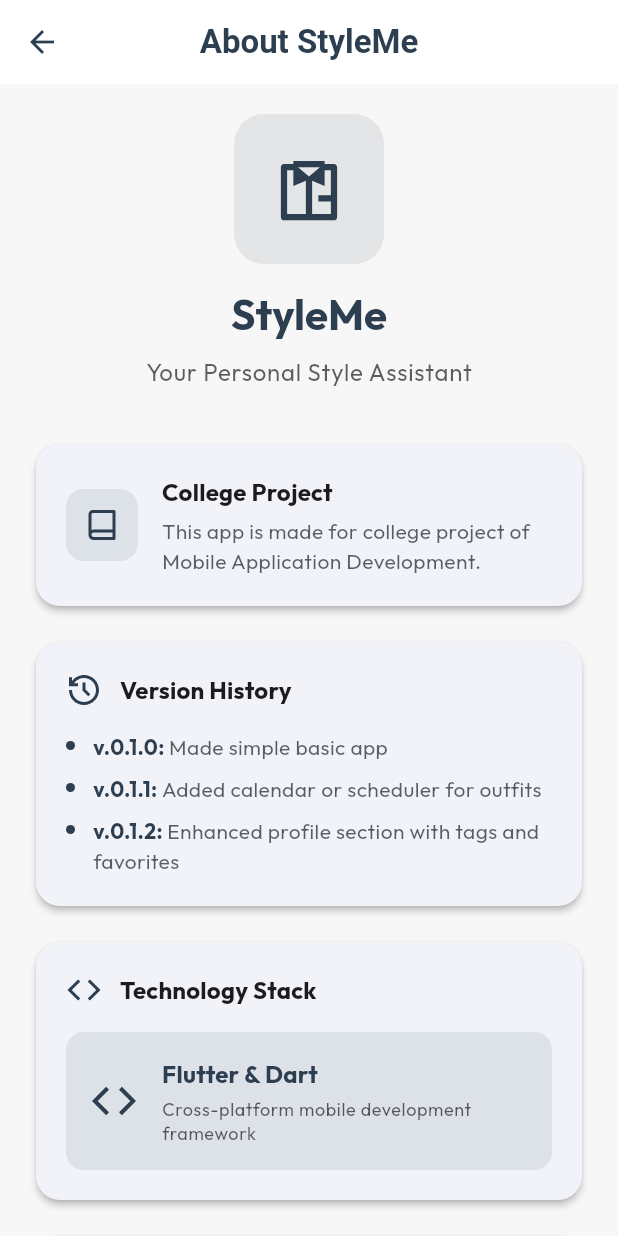
After one commit to harsh-kakadiya1/StyleMe--Your-Personal-AI-Fashion-Stylist, a Flutter app: the AboutScreen screen opened directly, on a phone screen of 412 x 824 dp. The commit adds this screen. Run offline on Flutter 3.47's test engine with Material 3 defaults, Android fonts, the phone set to English and light mode, and no system bars; our stand-ins replace flutter_remix, google_fonts, image_picker, shared_preferences, table_calendar; accounts and stored records are empty; Roboto replaces fonts that are missing (Prata).

Commit message:
Refactor user profile and settings integration
- Updated pubspec.yaml to include asset directory.
- Modified UserProfile model to enhance date parsing and favorite colors handling.
- Removed SettingsScreen from main navigation and adjusted ProfileScreen to include AboutScreen.
- Improved ProfileEditDialog layout for better user experience.
- Enhanced SettingsScreen UI with additional spacing and layout adjustments.

```diff
--- a/lib/main.dart
+++ b/lib/main.dart
@@ -185,7 +185,6 @@ class _StyleMeHomePageState extends State<StyleMeHomePage> {
     MakePairScreen(),
     SavedOutfitsScreen(),
     CalendarScreen(),
-    SettingsScreen(),
     ProfileScreen(),
   ];
 
@@ -247,11 +246,6 @@ class _StyleMeHomePageState extends State<StyleMeHomePage> {
               label: 'Calendar',
             ),
             BottomNavigationBarItem(
-              icon: Icon(FlutterRemix.settings_line),
-              activeIcon: Icon(FlutterRemix.settings_fill),
-              label: 'Settings',
-            ),
-            BottomNavigationBarItem(
               icon: Icon(FlutterRemix.user_line),
               activeIcon: Icon(FlutterRemix.user_fill),
               label: 'Profile',
--- a/lib/models/user_profile.dart
+++ b/lib/models/user_profile.dart
@@ -1,5 +1,3 @@
-import 'package:flutter/foundation.dart';
-
 class UserProfile {
   final String id;
   final String name;
@@ -31,20 +29,45 @@ class UserProfile {
     };
   }
 
+  static DateTime? _parseDate(String dateString) {
+    try {
+      return DateTime.parse(dateString);
+    } catch (e) {
+      print('Error parsing date: $dateString, error: $e');
+      return null;
+    }
+  }
+
   factory UserProfile.fromJson(Map<String, dynamic> json) {
     return UserProfile(
       id: json['id'],
       name: json['name'],
-      birthday: json['birthday'] != null
-          ? DateTime.parse(json['birthday'])
-          : null,
+      birthday: json['birthday'] != null ? _parseDate(json['birthday']) : null,
       profilePhotoPath: json['profilePhotoPath'],
-      favoriteColors: List<String>.from(json['favoriteColors'] ?? []),
-      createdAt: DateTime.parse(json['createdAt']),
+      favoriteColors: _parseFavoriteColors(json['favoriteColors']),
+      createdAt: _parseDate(json['createdAt']) ?? DateTime.now(),
       updatedAt: json['updatedAt'] != null
-          ? DateTime.parse(json['updatedAt'])
+          ? _parseDate(json['updatedAt'])
           : null,
     );
+  }
+
+  static List<String> _parseFavoriteColors(dynamic favoriteColors) {
+    if (favoriteColors == null) {
+      return [];
+    }
+
+    if (favoriteColors is List) {
+      return List<String>.from(favoriteColors);
+    }
+
+    if (favoriteColors is String) {
+      // Handle case where it's stored as a single string
+      return favoriteColors.isNotEmpty ? [favoriteColors] : [];
+    }
+
+    // Fallback for any other type
+    return [];
   }
 
   UserProfile copyWith({
@@ -128,13 +151,48 @@ class TaggedOutfit {
   factory TaggedOutfit.fromJson(Map<String, dynamic> json) {
     return TaggedOutfit(
       outfitId: json['outfitId'],
-      tagIds: List<String>.from(json['tagIds'] ?? []),
-      isStarred: json['isStarred'] ?? false,
+      tagIds: _parseTagIds(json['tagIds']),
+      isStarred: _parseIsStarred(json['isStarred']),
       createdAt: DateTime.parse(json['createdAt']),
       updatedAt: json['updatedAt'] != null
           ? DateTime.parse(json['updatedAt'])
           : null,
     );
+  }
+
+  static bool _parseIsStarred(dynamic isStarred) {
+    if (isStarred == null) {
+      return false;
+    }
+
+    if (isStarred is bool) {
+      return isStarred;
+    }
+
+    if (isStarred is String) {
+      return isStarred.toLowerCase() == 'true';
+    }
+
+    // Fallback for any other type
+    return false;
+  }
+
+  static List<String> _parseTagIds(dynamic tagIds) {
+    if (tagIds == null) {
+      return [];
+    }
+
+    if (tagIds is List) {
+      return List<String>.from(tagIds);
+    }
+
+    if (tagIds is String) {
+      // Handle case where it's stored as a single string
+      return tagIds.isNotEmpty ? [tagIds] : [];
+    }
+
+    // Fallback for any other type
+    return [];
   }
 
   TaggedOutfit copyWith({
--- /dev/null
+++ b/lib/screens/about_screen.dart
@@ -0,0 +1,423 @@
+import 'package:flutter/material.dart';
+import 'package:flutter_remix/flutter_remix.dart';
+
+class AboutScreen extends StatelessWidget {
+  const AboutScreen({super.key});
+
+  @override
+  Widget build(BuildContext context) {
+    return Scaffold(
+      appBar: AppBar(
+        title: const Text('About StyleMe'),
+        backgroundColor: Theme.of(context).colorScheme.surface,
+        elevation: 0,
+      ),
+      body: SingleChildScrollView(
+        padding: const EdgeInsets.all(20.0),
+        child: Column(
+          crossAxisAlignment: CrossAxisAlignment.start,
+          children: [
+            // App Logo/Icon Section
+            Center(
+              child: Column(
+                children: [
+                  Container(
+                    width: 100,
+                    height: 100,
+                    decoration: BoxDecoration(
+                      color: Theme.of(
+                        context,
+                      ).colorScheme.primary.withValues(alpha: 0.1),
+                      borderRadius: BorderRadius.circular(20),
+                    ),
+                    child: Icon(
+                      FlutterRemix.shirt_line,
+                      size: 50,
+                      color: Theme.of(context).colorScheme.primary,
+                    ),
+                  ),
+                  const SizedBox(height: 16),
+                  Text(
+                    'StyleMe',
+                    style: Theme.of(context).textTheme.headlineMedium?.copyWith(
+                      fontWeight: FontWeight.bold,
+                      color: Theme.of(context).colorScheme.primary,
+                    ),
+                  ),
+                  const SizedBox(height: 8),
+                  Text(
+                    'Your Personal Style Assistant',
+                    style: Theme.of(context).textTheme.bodyLarge?.copyWith(
+                      color: Theme.of(
+                        context,
+                      ).colorScheme.onSurface.withValues(alpha: 0.7),
+                    ),
+                  ),
+                ],
+              ),
+            ),
+
+            const SizedBox(height: 32),
+
+            // College Project Information
+            _buildInfoCard(
+              context,
+              'College Project',
+              'This app is made for college project of Mobile Application Development.',
+              FlutterRemix.book_line,
+            ),
+
+            const SizedBox(height: 16),
+
+            // Version History
+            _buildVersionCard(context),
+
+            const SizedBox(height: 16),
+
+            // Tech Stack
+            _buildTechStackCard(context),
+
+            const SizedBox(height: 16),
+
+            // Features
+            _buildFeaturesCard(context),
+
+            const SizedBox(height: 32),
+
+            // Footer
+            Center(
+              child: Text(
+                'Made with ❤️ for Mobile App Development',
+                style: Theme.of(context).textTheme.bodyMedium?.copyWith(
+                  color: Theme.of(
+                    context,
+                  ).colorScheme.onSurface.withValues(alpha: 0.6),
+                  fontStyle: FontStyle.italic,
+                ),
+              ),
+            ),
+          ],
+        ),
+      ),
+    );
+  }
+
+  Widget _buildInfoCard(
+    BuildContext context,
+    String title,
+    String description,
+    IconData icon,
+  ) {
+    return Card(
+      elevation: 2,
+      shape: RoundedRectangleBorder(borderRadius: BorderRadius.circular(16)),
+      child: Padding(
+        padding: const EdgeInsets.all(20.0),
+        child: Row(
+          children: [
+            Container(
+              padding: const EdgeInsets.all(12),
+              decoration: BoxDecoration(
+                color: Theme.of(
+                  context,
+                ).colorScheme.primary.withValues(alpha: 0.1),
+                borderRadius: BorderRadius.circular(12),
+              ),
+              child: Icon(
+                icon,
+                color: Theme.of(context).colorScheme.primary,
+                size: 24,
+              ),
+            ),
+            const SizedBox(width: 16),
+            Expanded(
+              child: Column(
+                crossAxisAlignment: CrossAxisAlignment.start,
+                children: [
+                  Text(
+                    title,
+                    style: Theme.of(context).textTheme.titleMedium?.copyWith(
+                      fontWeight: FontWeight.bold,
+                    ),
+                  ),
+                  const SizedBox(height: 4),
+                  Text(
+                    description,
+                    style: Theme.of(context).textTheme.bodyMedium?.copyWith(
+                      color: Theme.of(
+                        context,
+                      ).colorScheme.onSurface.withValues(alpha: 0.7),
+                    ),
+                  ),
+                ],
+              ),
+            ),
+          ],
+        ),
+      ),
+    );
+  }
+
+  Widget _buildVersionCard(BuildContext context) {
+    return Card(
+      elevation: 2,
+      shape: RoundedRectangleBorder(borderRadius: BorderRadius.circular(16)),
+      child: Padding(
+        padding: const EdgeInsets.all(20.0),
+        child: Column(
+          crossAxisAlignment: CrossAxisAlignment.start,
+          children: [
+            Row(
+              children: [
+                Icon(
+                  FlutterRemix.history_line,
+                  color: Theme.of(context).colorScheme.primary,
+                  size: 24,
+                ),
+                const SizedBox(width: 12),
+                Text(
+                  'Version History',
+                  style: Theme.of(context).textTheme.titleMedium?.copyWith(
+                    fontWeight: FontWeight.bold,
+                  ),
+                ),
+              ],
+            ),
+            const SizedBox(height: 16),
+            _buildVersionItem(context, 'v.0.1.0', 'Made simple basic app'),
+            const SizedBox(height: 8),
+            _buildVersionItem(
+              context,
+              'v.0.1.1',
+              'Added calendar or scheduler for outfits',
+            ),
+            const SizedBox(height: 8),
+            _buildVersionItem(
+              context,
+              'v.0.1.2',
+              'Enhanced profile section with tags and favorites',
+            ),
+          ],
+        ),
+      ),
+    );
+  }
+
+  Widget _buildVersionItem(
+    BuildContext context,
+    String version,
+    String description,
+  ) {
+    return Row(
+      crossAxisAlignment: CrossAxisAlignment.start,
+      children: [
+        Container(
+          width: 6,
+          height: 6,
+          margin: const EdgeInsets.only(top: 6, right: 12),
+          decoration: BoxDecoration(
+            color: Theme.of(context).colorScheme.primary,
+            shape: BoxShape.circle,
+          ),
+        ),
+        Expanded(
+          child: RichText(
+            text: TextSpan(
+              children: [
+                TextSpan(
+                  text: '$version: ',
+                  style: Theme.of(context).textTheme.bodyMedium?.copyWith(
+                    fontWeight: FontWeight.bold,
+                    color: Theme.of(context).colorScheme.primary,
+                  ),
+                ),
+                TextSpan(
+                  text: description,
+                  style: Theme.of(context).textTheme.bodyMedium?.copyWith(
+                    color: Theme.of(
+                      context,
+                    ).colorScheme.onSurface.withValues(alpha: 0.7),
+                  ),
+                ),
+              ],
+            ),
+          ),
+        ),
+      ],
+    );
+  }
+
+  Widget _buildTechStackCard(BuildContext context) {
+    return Card(
+      elevation: 2,
+      shape: RoundedRectangleBorder(borderRadius: BorderRadius.circular(16)),
+      child: Padding(
+        padding: const EdgeInsets.all(20.0),
+        child: Column(
+          crossAxisAlignment: CrossAxisAlignment.start,
+          children: [
+            Row(
+              children: [
+                Icon(
+                  FlutterRemix.code_line,
+                  color: Theme.of(context).colorScheme.primary,
+                  size: 24,
+                ),
+                const SizedBox(width: 12),
+                Text(
+                  'Technology Stack',
+                  style: Theme.of(context).textTheme.titleMedium?.copyWith(
+                    fontWeight: FontWeight.bold,
+                  ),
+                ),
+              ],
+            ),
+            const SizedBox(height: 16),
+            Container(
+              padding: const EdgeInsets.all(16),
+              decoration: BoxDecoration(
+                color: Theme.of(
+                  context,
+                ).colorScheme.primary.withValues(alpha: 0.1),
+                borderRadius: BorderRadius.circular(12),
+              ),
+              child: Row(
+                children: [
+                  Icon(
+                    FlutterRemix.code_line,
+                    color: Theme.of(context).colorScheme.primary,
+                    size: 32,
+                  ),
+                  const SizedBox(width: 16),
+                  Expanded(
+                    child: Column(
+                      crossAxisAlignment: CrossAxisAlignment.start,
+                      children: [
+                        Text(
+                          'Flutter & Dart',
+                          style: Theme.of(context).textTheme.titleMedium
+                              ?.copyWith(
+                                fontWeight: FontWeight.bold,
+                                color: Theme.of(context).colorScheme.primary,
+                              ),
+                        ),
+                        const SizedBox(height: 4),
+                        Text(
+                          'Cross-platform mobile development framework',
+                          style: Theme.of(context).textTheme.bodySmall
+                              ?.copyWith(
+                                color: Theme.of(
+                                  context,
+                                ).colorScheme.onSurface.withValues(alpha: 0.7),
+                              ),
+                        ),
+                      ],
+                    ),
+                  ),
+                ],
+              ),
+            ),
+          ],
+        ),
+      ),
+    );
+  }
+
+  Widget _buildFeaturesCard(BuildContext context) {
+    return Card(
+      elevation: 2,
+      shape: RoundedRectangleBorder(borderRadius: BorderRadius.circular(16)),
+      child: Padding(
+        padding: const EdgeInsets.all(20.0),
+        child: Column(
+          crossAxisAlignment: CrossAxisAlignment.start,
+          children: [
+            Row(
+              children: [
+                Icon(
+                  FlutterRemix.star_line,
+                  color: Theme.of(context).colorScheme.primary,
+                  size: 24,
+                ),
+                const SizedBox(width: 12),
+                Text(
+                  'Key Features',
+                  style: Theme.of(context).textTheme.titleMedium?.copyWith(
+                    fontWeight: FontWeight.bold,
+                  ),
+                ),
+              ],
+            ),
+            const SizedBox(height: 16),
+            _buildFeatureItem(
+              context,
+              'Wardrobe Management',
+              'Organize your clothing items',
+            ),
+            _buildFeatureItem(
+              context,
+              'Outfit Pairing',
+              'Create perfect outfit combinations',
+            ),
+            _buildFeatureItem(
+              context,
+              'Calendar Scheduling',
+              'Plan your outfits in advance',
+            ),
+            _buildFeatureItem(
+              context,
+              'Profile & Preferences',
+              'Customize your style profile',
+            ),
+            _buildFeatureItem(
+              context,
+              'Favorites & Tags',
+              'Mark and organize your favorite outfits',
+            ),
+          ],
+        ),
+      ),
+    );
+  }
+
+  Widget _buildFeatureItem(
+    BuildContext context,
+    String title,
+    String description,
+  ) {
+    return Padding(
+      padding: const EdgeInsets.only(bottom: 12),
+      child: Row(
+        children: [
+          Icon(
+            FlutterRemix.check_line,
+            color: Theme.of(context).colorScheme.primary,
+            size: 16,
+          ),
+          const SizedBox(width: 12),
+          Expanded(
+            child: Column(
+              crossAxisAlignment: CrossAxisAlignment.start,
+              children: [
+                Text(
+                  title,
+                  style: Theme.of(
+                    context,
+                  ).textTheme.bodyMedium?.copyWith(fontWeight: FontWeight.w500),
+                ),
+                Text(
+                  description,
+                  style: Theme.of(context).textTheme.bodySmall?.copyWith(
+                    color: Theme.of(
+                      context,
+                    ).colorScheme.onSurface.withValues(alpha: 0.6),
+                  ),
+                ),
+              ],
+            ),
+          ),
+        ],
+      ),
+    );
+  }
+}
--- a/lib/screens/profile_edit_dialog.dart
+++ b/lib/screens/profile_edit_dialog.dart
@@ -71,7 +71,7 @@ class _ProfileEditDialogState extends State<ProfileEditDialog> {
     return Dialog(
       child: ConstrainedBox(
         constraints: BoxConstraints(
-          maxWidth: MediaQuery.of(context).size.width * 0.9,
+          maxWidth: MediaQuery.of(context).size.width * 0.85,
           maxHeight: MediaQuery.of(context).size.height * 0.9,
         ),
         child: Container(
@@ -265,7 +265,8 @@ class _ProfileEditDialogState extends State<ProfileEditDialog> {
                   ).colorScheme.onSurface.withValues(alpha: 0.6),
                 ),
                 const SizedBox(width: 12),
-                Text(
+                Expanded(
+                  child: Text(
                     _selectedBirthday != null
                         ? _formatDate(_selectedBirthday!)
                         : 'Select your birthday',
@@ -276,8 +277,9 @@ class _ProfileEditDialogState extends State<ProfileEditDialog> {
                               context,
                             ).colorScheme.onSurface.withValues(alpha: 0.6),
                     ),
+                    overflow: TextOverflow.ellipsis,
                   ),
-                const Spacer(),
+                ),
                 if (_selectedBirthday != null)
                   IconButton(
                     onPressed: () {
@@ -287,6 +289,11 @@ class _ProfileEditDialogState extends State<ProfileEditDialog> {
                     },
                     icon: const Icon(FlutterRemix.close_line),
                     iconSize: 16,
+                    constraints: const BoxConstraints(
+                      minWidth: 32,
+                      minHeight: 32,
+                    ),
+                    padding: EdgeInsets.zero,
                   ),
               ],
             ),
--- a/lib/screens/profile_screen.dart
+++ b/lib/screens/profile_screen.dart
@@ -5,7 +5,7 @@ import 'package:provider/provider.dart';
 import 'dart:io';
 import '../providers/theme_provider.dart';
 import '../providers/wardrobe_provider.dart';
-import '../models/user_profile.dart';
+import 'about_screen.dart';
 import 'settings_screen.dart';
 
 class ProfileScreen extends StatelessWidget {
@@ -341,7 +341,14 @@ class ProfileScreen extends StatelessWidget {
                         FlutterRemix.information_line,
                         'About',
                         'App version and information',
-                        () {},
+                        () {
+                          Navigator.push(
+                            context,
+                            MaterialPageRoute(
+                              builder: (context) => const AboutScreen(),
+                            ),
+                          );
+                        },
                       ),
 
                       const SizedBox(height: 16),
--- a/lib/screens/settings_screen.dart
+++ b/lib/screens/settings_screen.dart
@@ -50,6 +50,7 @@ class _SettingsScreenState extends State<SettingsScreen> {
                 _buildTagsSection(outfitTags, wardrobeProvider),
                 const SizedBox(height: 24),
                 _buildStatsSection(wardrobeProvider),
+                const SizedBox(height: 24),
               ],
             ),
           );
@@ -537,6 +538,7 @@ class _SettingsScreenState extends State<SettingsScreen> {
                     FlutterRemix.shirt_line,
                   ),
                 ),
+                const SizedBox(width: 12),
                 Expanded(
                   child: _buildStatItem(
                     'Saved Outfits',
@@ -556,6 +558,7 @@ class _SettingsScreenState extends State<SettingsScreen> {
                     FlutterRemix.calendar_line,
                   ),
                 ),
+                const SizedBox(width: 12),
                 Expanded(
                   child: _buildStatItem(
                     'Favorite Outfits',
@@ -572,8 +575,10 @@ class _SettingsScreenState extends State<SettingsScreen> {
   }
 
   Widget _buildStatItem(String label, String value, IconData icon) {
-    return Container(
-      padding: const EdgeInsets.all(16),
+    return SizedBox(
+      height: 120,
+      child: Container(
+        padding: const EdgeInsets.all(12),
         decoration: BoxDecoration(
           color: Theme.of(context).colorScheme.surface,
           borderRadius: BorderRadius.circular(12),
@@ -582,18 +587,21 @@ class _SettingsScreenState extends State<SettingsScreen> {
           ),
         ),
         child: Column(
+          mainAxisAlignment: MainAxisAlignment.center,
+          mainAxisSize: MainAxisSize.min,
           children: [
-          Icon(icon, color: Theme.of(context).colorScheme.primary, size: 24),
-          const SizedBox(height: 8),
+            Icon(icon, color: Theme.of(context).colorScheme.primary, size: 20),
+            const SizedBox(height: 6),
             Text(
               value,
-            style: Theme.of(context).textTheme.titleLarge?.copyWith(
+              style: Theme.of(context).textTheme.titleMedium?.copyWith(
                 fontWeight: FontWeight.bold,
                 color: Theme.of(context).colorScheme.primary,
               ),
             ),
             const SizedBox(height: 4),
-          Text(
+            Flexible(
+              child: Text(
                 label,
                 style: Theme.of(context).textTheme.bodySmall?.copyWith(
                   color: Theme.of(
@@ -601,8 +609,12 @@ class _SettingsScreenState extends State<SettingsScreen> {
                   ).colorScheme.onSurface.withValues(alpha: 0.7),
                 ),
                 textAlign: TextAlign.center,
+                maxLines: 2,
+                overflow: TextOverflow.ellipsis,
+              ),
             ),
           ],
+        ),
       ),
     );
   }
--- a/pubspec.yaml
+++ b/pubspec.yaml
@@ -80,9 +80,8 @@ flutter:
   uses-material-design: true
 
   # To add assets to your application, add an assets section, like this:
-  # assets:
-  #   - images/a_dot_burr.jpeg
-  #   - images/a_dot_ham.jpeg
+  assets:
+    - assets/
 
   # An image asset can refer to one or more resolution-specific "variants", see
   # https://flutter.dev/to/resolution-aware-images
```
Also changed, not shown: 1 other file. Lines whose indentation alone changed are shown as unchanged.
